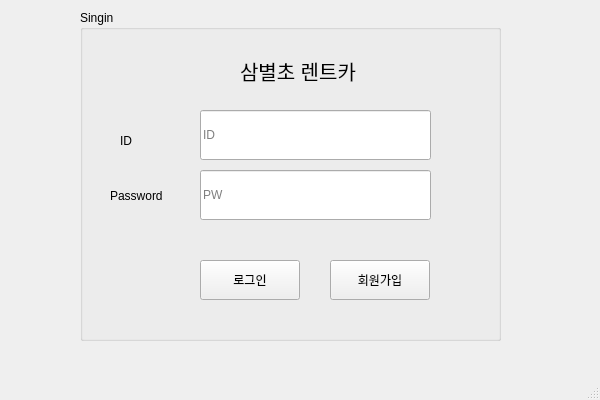
First picture: the form in mainwindow.ui, repository vpstl101/rent_car-C-DB-QT-, before the edit.
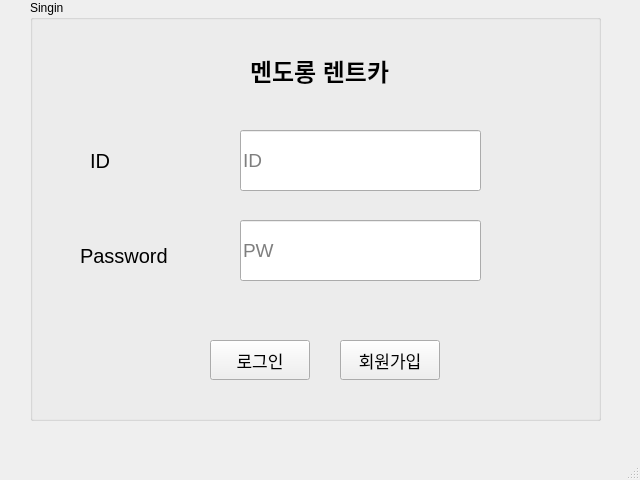
Second picture: the form after the edit.

The edit to the form file:
```diff
--- a/mainwindow.ui
+++ b/mainwindow.ui
@@ -6,8 +6,8 @@
    <rect>
     <x>0</x>
     <y>0</y>
-    <width>600</width>
-    <height>400</height>
+    <width>640</width>
+    <height>480</height>
    </rect>
   </property>
   <property name="windowTitle">
@@ -23,10 +23,10 @@
    <widget class="QGroupBox" name="groupBox">
     <property name="geometry">
      <rect>
-      <x>80</x>
-      <y>10</y>
-      <width>421</width>
-      <height>331</height>
+      <x>30</x>
+      <y>0</y>
+      <width>571</width>
+      <height>421</height>
      </rect>
     </property>
     <property name="title">
@@ -38,12 +38,17 @@
      </property>
      <property name="geometry">
       <rect>
-       <x>120</x>
-       <y>250</y>
+       <x>180</x>
+       <y>340</y>
        <width>100</width>
        <height>40</height>
       </rect>
      </property>
+     <property name="font">
+      <font>
+       <pointsize>13</pointsize>
+      </font>
+     </property>
      <property name="mouseTracking">
       <bool>false</bool>
      </property>
@@ -66,12 +71,17 @@
      </property>
      <property name="geometry">
       <rect>
-       <x>250</x>
-       <y>250</y>
+       <x>310</x>
+       <y>340</y>
        <width>100</width>
        <height>40</height>
       </rect>
      </property>
+     <property name="font">
+      <font>
+       <pointsize>13</pointsize>
+      </font>
+     </property>
      <property name="mouseTracking">
       <bool>false</bool>
      </property>
@@ -94,12 +104,17 @@
      </property>
      <property name="geometry">
       <rect>
-       <x>40</x>
-       <y>110</y>
+       <x>60</x>
+       <y>140</y>
        <width>55</width>
        <height>41</height>
       </rect>
      </property>
+     <property name="font">
+      <font>
+       <pointsize>15</pointsize>
+      </font>
+     </property>
      <property name="mouseTracking">
       <bool>false</bool>
      </property>
@@ -113,12 +128,17 @@
      </property>
      <property name="geometry">
       <rect>
-       <x>120</x>
-       <y>100</y>
-       <width>231</width>
-       <height>50</height>
+       <x>210</x>
+       <y>130</y>
+       <width>241</width>
+       <height>61</height>
       </rect>
      </property>
+     <property name="font">
+      <font>
+       <pointsize>14</pointsize>
+      </font>
+     </property>
      <property name="mouseTracking">
       <bool>false</bool>
      </property>
@@ -132,15 +152,23 @@
      </property>
      <property name="geometry">
       <rect>
-       <x>120</x>
-       <y>160</y>
-       <width>231</width>
-       <height>50</height>
+       <x>210</x>
+       <y>220</y>
+       <width>241</width>
+       <height>61</height>
       </rect>
      </property>
+     <property name="font">
+      <font>
+       <pointsize>14</pointsize>
+      </font>
+     </property>
      <property name="mouseTracking">
       <bool>false</bool>
      </property>
+     <property name="echoMode">
+      <enum>QLineEdit::Password</enum>
+     </property>
      <property name="placeholderText">
       <string>PW</string>
      </property>
@@ -151,12 +179,17 @@
      </property>
      <property name="geometry">
       <rect>
-       <x>30</x>
-       <y>160</y>
-       <width>80</width>
+       <x>50</x>
+       <y>230</y>
+       <width>141</width>
        <height>51</height>
       </rect>
      </property>
+     <property name="font">
+      <font>
+       <pointsize>15</pointsize>
+      </font>
+     </property>
      <property name="mouseTracking">
       <bool>false</bool>
      </property>
@@ -170,22 +203,24 @@
      </property>
      <property name="geometry">
       <rect>
-       <x>160</x>
-       <y>40</y>
-       <width>131</width>
+       <x>220</x>
+       <y>50</y>
+       <width>161</width>
        <height>41</height>
       </rect>
      </property>
      <property name="font">
       <font>
-       <pointsize>15</pointsize>
+       <pointsize>18</pointsize>
+       <weight>75</weight>
+       <bold>true</bold>
       </font>
      </property>
      <property name="mouseTracking">
       <bool>false</bool>
      </property>
      <property name="text">
-      <string>삼별초 렌트카</string>
+      <string>멘도롱 렌트카</string>
      </property>
     </widget>
     <zorder>join</zorder>
```
Left out of the diff: 2 changed lines with no effect on the pictures.
